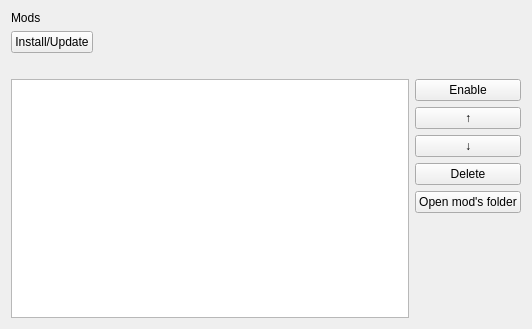
The window that src/gmaginai_l/forms/widgets/mods_widget.ui (Spoonail-Iroiro/gmaginai-l) describes before a commit, drawn with Qt 5.
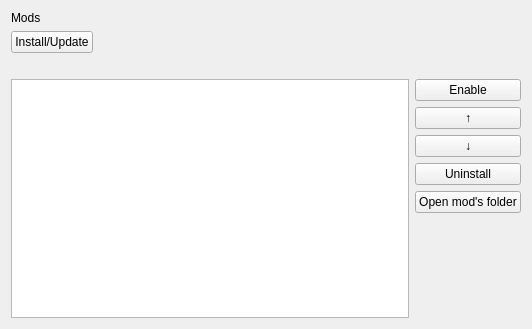
The same window after the commit.

```diff
--- a/src/gmaginai_l/forms/widgets/mods_widget.ui
+++ b/src/gmaginai_l/forms/widgets/mods_widget.ui
@@ -98,7 +98,7 @@
        <item>
         <widget class="QPushButton" name="btn_delete">
          <property name="text">
-          <string>Delete</string>
+          <string>Uninstall</string>
          </property>
         </widget>
        </item>
```
